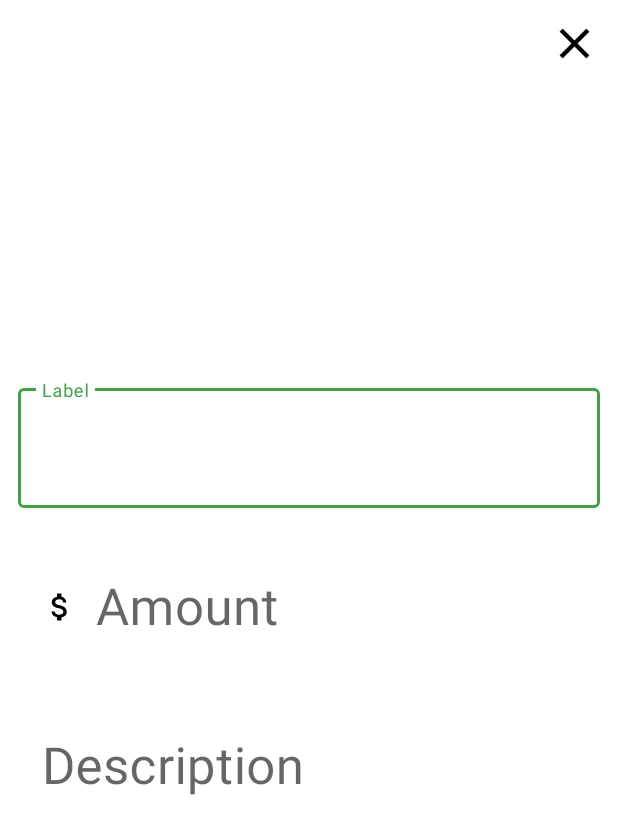
After one commit to kar0linar/budget_tracker, an Android app built with Jetpack Compose: the DetailedActivity screen opened directly, with no data from a screen before it, on a phone screen of 412 x 824 dp. The commit adds this screen. Shown: the top 834 px of the screen. Run offline under Robolectric (Android 15) with nearby library versions, the phone set to English and light mode, and no system bars; our stand-ins replace Room's generated code; 4 statements that could not run were skipped.

Commit message:
added transaction details

```diff
--- a/app/src/main/AndroidManifest.xml
+++ b/app/src/main/AndroidManifest.xml
@@ -12,6 +12,9 @@
         android:supportsRtl="true"
         android:theme="@style/Theme.Test2"
         tools:targetApi="31">
+        <activity
+            android:name=".DetailedActivity"
+            android:exported="false" />
         <activity
             android:name=".AddTransactionActivity"
             android:exported="false" />
--- /dev/null
+++ b/app/src/main/java/com/example/test2/DetailedActivity.kt
@@ -0,0 +1,95 @@
+package com.example.test2
+
+import android.content.Context
+import android.os.Bundle
+import android.view.View
+import android.view.inputmethod.InputMethodManager
+import androidx.activity.enableEdgeToEdge
+import androidx.appcompat.app.AppCompatActivity
+import androidx.core.view.ViewCompat
+import androidx.core.view.WindowInsetsCompat
+import androidx.core.widget.addTextChangedListener
+import androidx.room.Room
+import com.example.test2.databinding.ActivityDetailedBinding
+import kotlinx.coroutines.GlobalScope
+import kotlinx.coroutines.launch
+
+class DetailedActivity : AppCompatActivity() {
+
+    private lateinit var binding: ActivityDetailedBinding
+    private lateinit var transaction : Transaction
+
+    override fun onCreate(savedInstanceState: Bundle?) {
+        super.onCreate(savedInstanceState)
+        enableEdgeToEdge()
+
+
+        binding = ActivityDetailedBinding.inflate(layoutInflater)
+        setContentView(binding.root)
+
+         transaction = intent.getSerializableExtra("transaction") as Transaction
+
+        binding.labelInput.setText(transaction.label)
+        binding.amountInput.setText(transaction.amount.toString())
+        binding.descriptionInput.setText(transaction.description)
+
+        binding.rootView.setOnClickListener {
+            this.window.decorView.clearFocus()
+
+            val imm = getSystemService(Context.INPUT_METHOD_SERVICE) as InputMethodManager
+            imm.hideSoftInputFromWindow(it.windowToken, 0)
+        }
+
+        binding.labelInput.addTextChangedListener {
+            binding.updateBtn.visibility = View.VISIBLE
+            if(it!!.count() > 0)
+                binding.labelLayout.error = null
+        }
+
+        binding.amountInput.addTextChangedListener {
+            binding.updateBtn.visibility = View.VISIBLE
+            if(it!!.count() > 0)
+                binding.amountLayout.error = null
+        }
+        binding.descriptionInput.addTextChangedListener {
+            binding.updateBtn.visibility = View.VISIBLE
+
+        }
+
+        ViewCompat.setOnApplyWindowInsetsListener(binding.root) { v, insets ->
+            val systemBars = insets.getInsets(WindowInsetsCompat.Type.systemBars())
+            v.setPadding(systemBars.left, systemBars.top, systemBars.right, systemBars.bottom)
+            insets
+        }
+
+
+        binding.updateBtn.setOnClickListener {
+            val label = binding.labelInput.text.toString()
+            val amount = binding.amountInput.text.toString().toDoubleOrNull()
+            val description = binding.descriptionInput.text.toString()
+
+            if(label.isEmpty())
+                binding.labelLayout.error="Please enter a valid label"
+
+            else if(amount == null)
+                binding.amountLayout.error="Please enter a valid amount"
+            else {
+                val transaction = Transaction(transaction.id, label, amount, description)
+                update(transaction)
+            }
+        }
+
+        binding.closeBtn.setOnClickListener{
+            finish()
+        }
+    }
+    private fun update(transaction: Transaction){
+        val db = Room.databaseBuilder(this, AppDatabase::class.java,"transactions").build()
+
+
+        GlobalScope.launch{
+            db.transactionDao().update(transaction)
+            finish()
+        }
+    }
+}
--- a/app/src/main/java/com/example/test2/Transaction.kt
+++ b/app/src/main/java/com/example/test2/Transaction.kt
@@ -2,11 +2,12 @@ package com.example.test2
 
 import androidx.room.Entity
 import androidx.room.PrimaryKey
+import java.io.Serializable
 
 @Entity(tableName = "transactions")
 data class Transaction(
     @PrimaryKey(autoGenerate = true) val id:Int,
     val label: String,
     val amount: Double,
-    val description: String) {
+    val description: String): Serializable {
 }
--- a/app/src/main/java/com/example/test2/TransactionAdapter.kt
+++ b/app/src/main/java/com/example/test2/TransactionAdapter.kt
@@ -34,6 +34,12 @@ class TransactionAdapter(private var transactions: List<Transaction>) :
             holder.amount.setTextColor(ContextCompat.getColor(context, R.color.red))
         }
         holder.label.text = transaction.label
+
+        holder.itemView.setOnClickListener{
+            val intent = Intent(context, DetailedActivity::class.java)
+            intent.putExtra("transaction", transaction)
+            context.startActivity(intent)
+        }
     }
 
     override fun getItemCount(): Int {
--- /dev/null
+++ b/app/src/main/res/layout/activity_detailed.xml
@@ -0,0 +1,108 @@
+<?xml version="1.0" encoding="utf-8"?>
+<androidx.constraintlayout.widget.ConstraintLayout xmlns:android="http://schemas.android.com/apk/res/android"
+    xmlns:app="http://schemas.android.com/apk/res-auto"
+    xmlns:tools="http://schemas.android.com/tools"
+    android:layout_width="match_parent"
+    android:layout_height="match_parent"
+    android:id="@+id/rootView"
+    tools:context=".DetailedActivity">
+
+    <ImageButton
+        android:id="@+id/closeBtn"
+        android:layout_width="34dp"
+        android:layout_height="34dp"
+        android:layout_margin="12dp"
+        android:background="@drawable/close_bg"
+        app:layout_constraintEnd_toEndOf="parent"
+        app:layout_constraintTop_toTopOf="parent" />
+
+    <LinearLayout
+        android:id="@+id/linearLayout"
+        android:layout_width="match_parent"
+        android:layout_height="wrap_content"
+        android:orientation="vertical"
+        app:layout_constraintBottom_toBottomOf="parent"
+        app:layout_constraintEnd_toEndOf="parent"
+        app:layout_constraintStart_toStartOf="parent"
+        app:layout_constraintTop_toTopOf="parent">
+
+        <com.google.android.material.textfield.TextInputLayout
+            android:id="@+id/labelLayout"
+            style="@style/Widget.MaterialComponents.TextInputLayout.OutlinedBox"
+            android:layout_width="match_parent"
+            android:layout_height="wrap_content"
+            android:layout_marginStart="12dp"
+            android:layout_marginEnd="12dp"
+            android:hint="Label"
+            app:boxStrokeWidth="0dp"
+            app:errorEnabled="true">
+
+            <com.google.android.material.textfield.TextInputEditText
+                android:id="@+id/labelInput"
+                android:layout_width="match_parent"
+                android:layout_height="wrap_content"
+                android:drawablePadding="12dp"
+                android:inputType="text"
+                android:maxLines="1"
+                android:textSize="34sp" />
+        </com.google.android.material.textfield.TextInputLayout>
+
+        <com.google.android.material.textfield.TextInputLayout
+            android:id="@+id/amountLayout"
+            style="@style/Widget.MaterialComponents.TextInputLayout.OutlinedBox"
+            android:layout_width="match_parent"
+            android:layout_height="wrap_content"
+            android:layout_marginStart="12dp"
+            android:layout_marginEnd="12dp"
+            android:hint="Amount"
+            app:boxStrokeWidth="0dp"
+            app:errorEnabled="true">
+
+            <com.google.android.material.textfield.TextInputEditText
+                android:id="@+id/amountInput"
+                android:layout_width="match_parent"
+                android:layout_height="wrap_content"
+                android:drawableStart="@drawable/money_selector"
+                android:drawablePadding="12dp"
+                android:inputType="numberDecimal|numberSigned"
+                android:maxLines="1"
+                android:textSize="34sp" />
+        </com.google.android.material.textfield.TextInputLayout>
+
+        <com.google.android.material.textfield.TextInputLayout
+            android:id="@+id/descriptionLayout"
+            style="@style/Widget.MaterialComponents.TextInputLayout.OutlinedBox"
+            android:layout_width="match_parent"
+            android:layout_height="wrap_content"
+            android:layout_marginStart="12dp"
+            android:layout_marginEnd="12dp"
+            android:hint="Description"
+            app:boxStrokeWidth="0dp"
+            app:errorEnabled="true">
+
+            <com.google.android.material.textfield.TextInputEditText
+                android:id="@+id/descriptionInput"
+                android:layout_width="match_parent"
+                android:layout_height="wrap_content"
+                android:drawablePadding="12dp"
+                android:inputType="text|textMultiLine"
+                android:textSize="34sp" />
+        </com.google.android.material.textfield.TextInputLayout>
+
+    </LinearLayout>
+
+    <Button
+        android:id="@+id/updateBtn"
+        android:visibility="gone"
+        android:layout_width="match_parent"
+        android:layout_height="wrap_content"
+        android:background="@color/green"
+        android:padding="10dp"
+        android:text="Update transaction"
+        android:layout_margin="10dp"
+        android:textColor="@android:color/white"
+        app:layout_constraintBottom_toBottomOf="parent"
+        app:layout_constraintEnd_toEndOf="parent"
+        app:layout_constraintStart_toStartOf="parent"
+        app:layout_constraintTop_toBottomOf="@+id/linearLayout" />
+</androidx.constraintlayout.widget.ConstraintLayout>
```
Also changed, not shown: app/src/main/java/com/example/test2/MainActivity.kt (+59 -0 lines).
